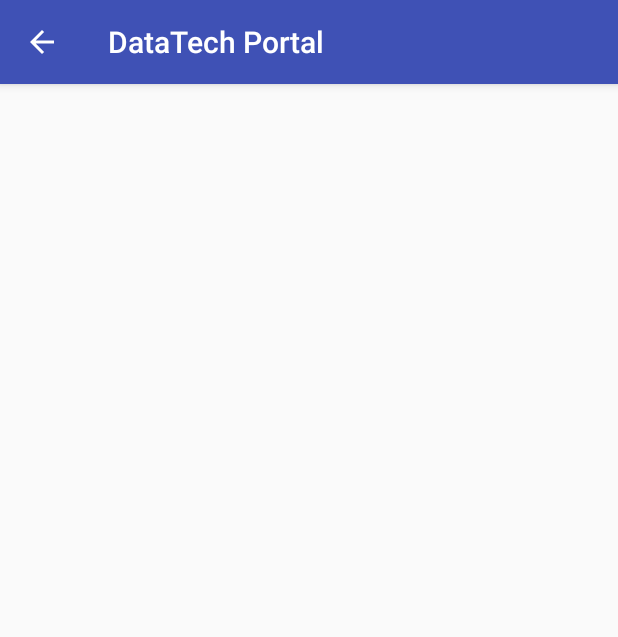
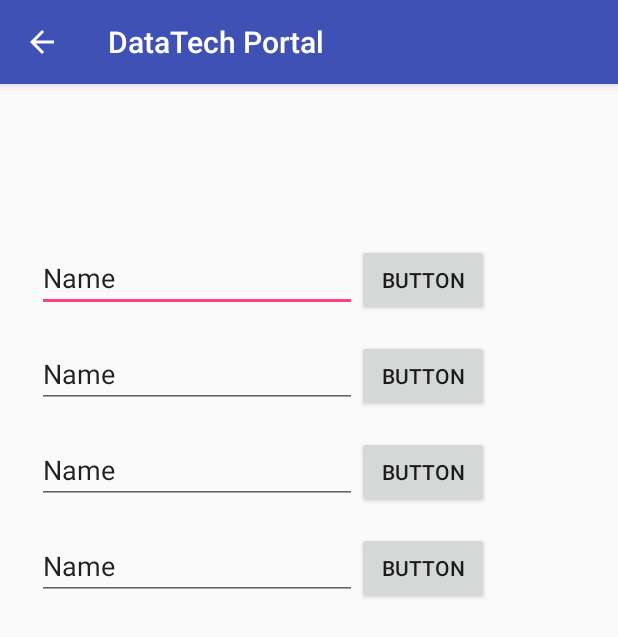
Before and after one commit to nedatatech/nedt-portal-android, an Android app: the CustomerActivity screen opened directly, with no data from a screen before it, on a phone screen of 412 x 824 dp. Shown: the top 637 px of the screen. Run offline under Robolectric (Android 15) with nearby library versions, the phone set to English and light mode, and no system bars.

Commit message:
7th commit. Started work on the customer database UI layout. No java code for that part yet.

```diff
--- a/app/src/main/res/layout/activity_customer.xml
+++ b/app/src/main/res/layout/activity_customer.xml
@@ -7,4 +7,97 @@
     android:layout_height="match_parent"
     tools:context="com.nedatatech.datatechportal.CustomerActivity">
 
+  <TableLayout
+      android:layout_width="395dp"
+      android:layout_height="587dp"
+      android:layout_marginBottom="8dp"
+      android:layout_marginLeft="8dp"
+      android:layout_marginRight="8dp"
+      android:layout_marginTop="8dp"
+      android:padding="8dp"
+      app:layout_constraintBottom_toBottomOf="parent"
+      app:layout_constraintLeft_toLeftOf="parent"
+      app:layout_constraintRight_toRightOf="parent"
+      app:layout_constraintTop_toTopOf="parent">
+
+    <TableRow
+        android:layout_width="match_parent"
+        android:layout_height="match_parent"
+        android:layout_margin="8dp">
+
+      <EditText
+          android:id="@+id/editText"
+          android:layout_width="wrap_content"
+          android:layout_height="wrap_content"
+          android:ems="10"
+          android:inputType="textPersonName"
+          android:text="Name"/>
+
+      <Button
+          android:id="@+id/button"
+          android:layout_width="wrap_content"
+          android:layout_height="wrap_content"
+          android:text="Button"/>
+    </TableRow>
+
+    <TableRow
+        android:layout_width="match_parent"
+        android:layout_height="match_parent"
+        android:layout_margin="8dp">
+
+      <EditText
+          android:id="@+id/editText2"
+          android:layout_width="wrap_content"
+          android:layout_height="wrap_content"
+          android:ems="10"
+          android:inputType="textPersonName"
+          android:text="Name"/>
+
+      <Button
+          android:id="@+id/button2"
+          android:layout_width="wrap_content"
+          android:layout_height="wrap_content"
+          android:text="Button"/>
+    </TableRow>
+
+    <TableRow
+        android:layout_width="match_parent"
+        android:layout_height="match_parent"
+        android:layout_margin="8dp">
+
+      <EditText
+          android:id="@+id/editText3"
+          android:layout_width="wrap_content"
+          android:layout_height="wrap_content"
+          android:ems="10"
+          android:inputType="textPersonName"
+          android:text="Name"/>
+
+      <Button
+          android:id="@+id/button3"
+          android:layout_width="wrap_content"
+          android:layout_height="wrap_content"
+          android:text="Button"/>
+    </TableRow>
+
+    <TableRow
+        android:layout_width="match_parent"
+        android:layout_height="match_parent"
+        android:layout_margin="8dp">
+
+      <EditText
+          android:id="@+id/editText4"
+          android:layout_width="wrap_content"
+          android:layout_height="wrap_content"
+          android:ems="10"
+          android:inputType="textPersonName"
+          android:text="Name"/>
+
+      <Button
+          android:id="@+id/button4"
+          android:layout_width="wrap_content"
+          android:layout_height="wrap_content"
+          android:text="Button"/>
+    </TableRow>
+  </TableLayout>
 </android.support.constraint.ConstraintLayout>
--- a/app/src/main/res/layout/activity_inventory.xml
+++ b/app/src/main/res/layout/activity_inventory.xml
@@ -39,15 +39,6 @@
         android:onClick="textButton"
         android:text="@string/button_test"/>
 
-    <Button
-        android:id="@+id/invNumberButton"
-        android:layout_width="wrap_content"
-        android:layout_height="wrap_content"
-        android:layout_column="1"
-        android:layout_row="1"
-        android:onClick="numberButton"
-        android:text="@string/button_test"/>
-
     <EditText
         android:id="@+id/invEditFloat"
         android:layout_width="wrap_content"
@@ -58,6 +49,15 @@
         android:hint="@string/input_float"
         android:inputType="number"
         />
+
+    <Button
+        android:id="@+id/invNumberButton"
+        android:layout_width="wrap_content"
+        android:layout_height="wrap_content"
+        android:layout_column="1"
+        android:layout_row="1"
+        android:onClick="numberButton"
+        android:text="@string/button_test"/>
 
   </GridLayout>
 
```
